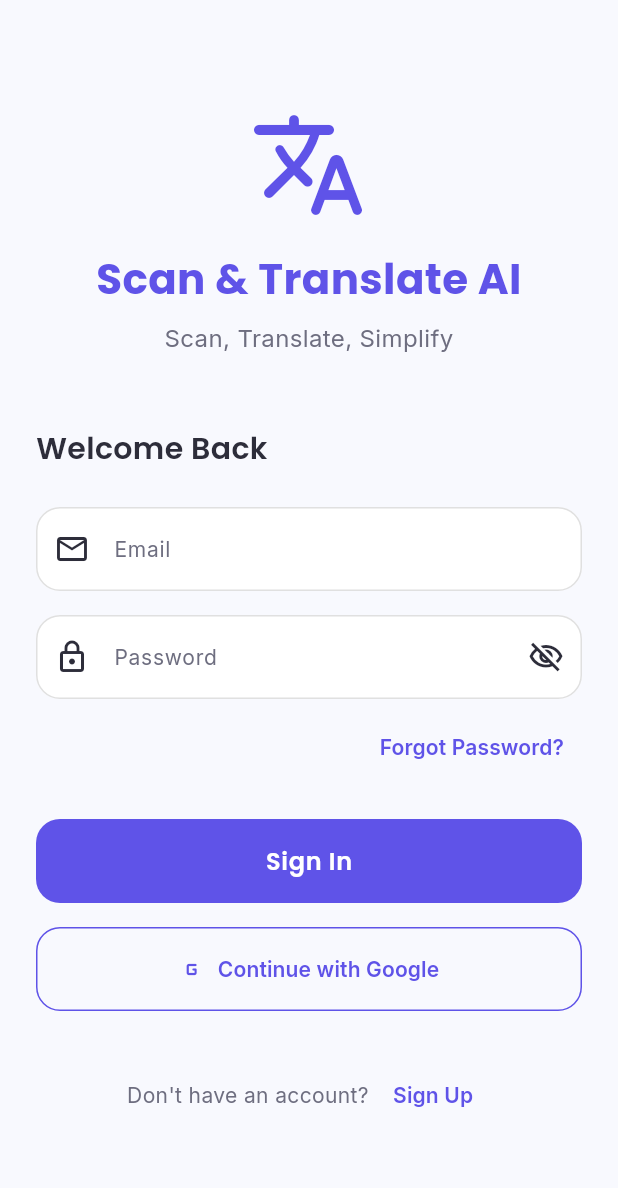
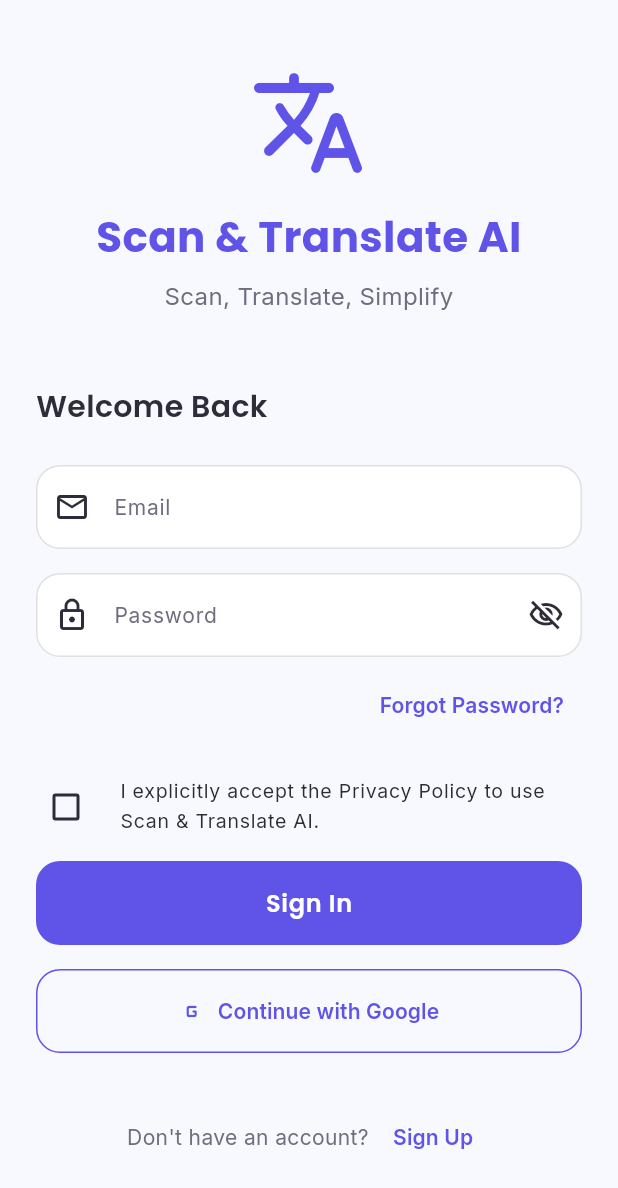
Before and after one commit to anya12forger12-max/scan-translate-ai, a Flutter app: the screen it shows after launch, on a phone screen of 412 x 824 dp. Shown: the top 1188 px of the screen. Run offline on Flutter 3.47's test engine with Material 3 defaults, Android fonts, the phone set to English and light mode, and no system bars; our stand-ins replace cached_network_image, cloud_firestore, connectivity_plus, dartz, equatable, firebase_auth and 15 more; missing offline and left inert: google_mlkit_text_recognition, google_mlkit_translation, mobile_scanner; accounts and stored records are empty.

Commit message:
feat: add privacy policy consent gate to login and register
Add _privacyAccepted checkbox gate to login_page.dart and
register_page.dart. Blocks sign-in/sign-up/Google with a
SnackBar reminder until the user explicitly accepts the
Privacy Policy.

PRIVACY_POLICY.md added (12 sections, explicit-consent language).

```diff
--- a/firebase/rules-testing/package.json
+++ b/firebase/rules-testing/package.json
@@ -8,6 +8,9 @@
   "devDependencies": {
     "@firebase/rules-unit-testing": "^5.0.2",
     "firebase-admin": "^12.7.0",
-    "firebase-tools": "15.29.0"
+    "firebase-tools": "15.31.0"
+  },
+  "overrides": {
+    "uuid@<11.1.1": "11.1.1"
   }
 }
--- a/lib/features/auth/presentation/pages/login_page.dart
+++ b/lib/features/auth/presentation/pages/login_page.dart
@@ -18,6 +18,7 @@
   final _formKey = GlobalKey<FormState>();
   final _emailController = TextEditingController();
   final _passwordController = TextEditingController();
+  var _privacyAccepted = false;
 
   @override
   void dispose() {
@@ -27,6 +28,14 @@
   }
 
   void _handleLogin() {
+    if (!_privacyAccepted) {
+      ScaffoldMessenger.of(context).showSnackBar(
+        const SnackBar(
+          content: Text('You must explicitly accept the Privacy Policy to proceed.'),
+        ),
+      );
+      return;
+    }
     if (_formKey.currentState!.validate()) {
       HapticUtils.mediumImpact();
       ref.read(authProvider.notifier).signInWithEmail(
@@ -37,6 +46,14 @@
   }
 
   void _handleGoogleSignIn() {
+    if (!_privacyAccepted) {
+      ScaffoldMessenger.of(context).showSnackBar(
+        const SnackBar(
+          content: Text('You must explicitly accept the Privacy Policy to proceed.'),
+        ),
+      );
+      return;
+    }
     HapticUtils.mediumImpact();
     ref.read(authProvider.notifier).signInWithGoogle();
   }
@@ -134,7 +151,21 @@
                       ),
                     ),
                   ),
-                  const SizedBox(height: 24),
+                  const SizedBox(height: 16),
+                  Semantics(
+                    label: 'Privacy policy consent checkbox',
+                    child: CheckboxListTile(
+                      title: const Text(
+                        'I explicitly accept the Privacy Policy to use Scan & Translate AI.',
+                        style: TextStyle(fontSize: 13),
+                      ),
+                      value: _privacyAccepted,
+                      onChanged: (v) => setState(() => _privacyAccepted = v ?? false),
+                      controlAffinity: ListTileControlAffinity.leading,
+                      contentPadding: EdgeInsets.zero,
+                    ),
+                  ),
+                  const SizedBox(height: 8),
                   if (errorMessage != null)
                     Padding(
                       padding: const EdgeInsets.only(bottom: 16),
```
Also changed, not shown: lib/features/auth/presentation/pages/register_page.dart (+24 -1 lines), firebase/rules-testing/package-lock.json, 1 other file.
